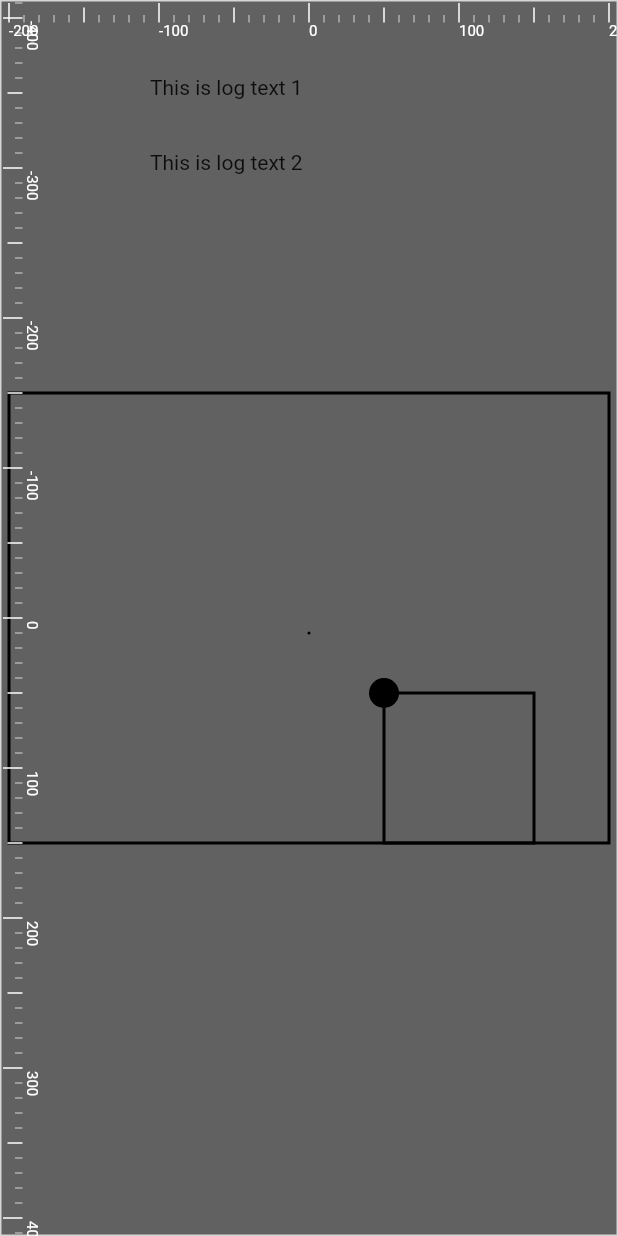
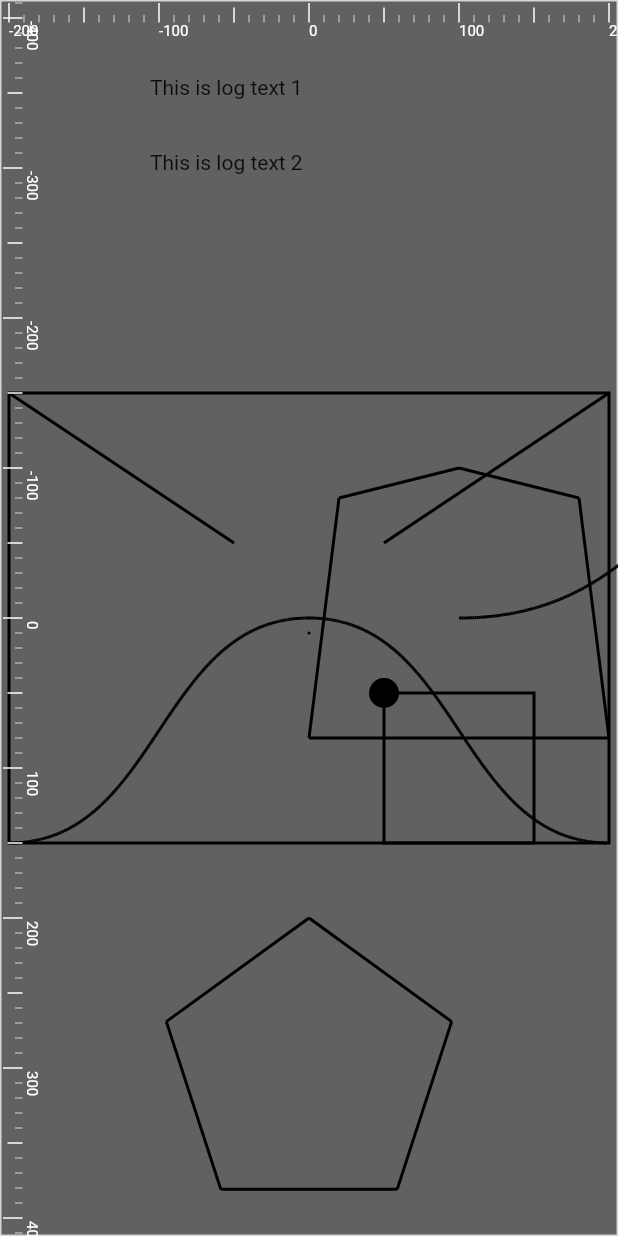
Before and after one commit to Norman-w/vectorgraph, a Flutter app: the screen it shows after launch, on a phone screen of 412 x 824 dp. Run offline on Flutter 3.47's test engine with Material 2 defaults, Android fonts, the phone set to English and light mode, and no system bars; our stand-ins replace flutter_riverpod.

Commit message:
各种图形的显示都没有问题了.下一步需要确认一下检测物件是否在可显示区域内,以及确认一下多边形,正多边形,正多边形物件 之间的构造函数之类的关系.

```diff
--- a/lib/model/geometry/planes/equilateral_polygon.dart
+++ b/lib/model/geometry/planes/equilateral_polygon.dart
@@ -12,7 +12,7 @@ class EquilateralPolygon extends Polygon {
   EquilateralPolygon(
       {
         Decimal? size,
-        this.count = 3,}) : super([]) {
+        this.count = 3,}){
     this.size = size ?? Decimal.fromInt(80);
     //region 函数定义
     start(Decimal x, Decimal y) {
--- a/lib/model/geometry/planes/polygon.dart
+++ b/lib/model/geometry/planes/polygon.dart
@@ -5,13 +5,23 @@ import '../points/point_ex.dart';
 import '../rect/RectEX.dart';
 
 class Polygon{
-  var _center = PointEX.zero;
+  // var _center = PointEX.zero;
   var _bounds = RectEX.zero;
+  factory Polygon.fromPoints(List<PointEX> points){
+    return Polygon()..points = points;
+  }
   ///构造函数,由点集合创建一个多边形
-  Polygon(this.points){
+  Polygon();
+  List<PointEX> _points = [];
+  List<PointEX> get points => _points;
+  set points(List<PointEX> value) {
+    //如果多边形的点数小于3,则不是一个多边形
+    if(value.length<3){
+      print('多边形的点数小于3,不是一个多边形, 点集合是:$value');
+    }
     Decimal top = Decimal.infinite,left = Decimal.infinite,right = Decimal.negativeInfinity,bottom = Decimal.negativeInfinity;
-    for(var i=0;i<points.length;i++){
-      var current = points[i];
+    for(var i=0;i<value.length;i++){
+      var current = value[i];
       if(current.y<top){
         top = current.y;
       }
@@ -26,34 +36,38 @@ class Polygon{
       }
     }
     _bounds = RectEX.fromLTRB(left, top, right, bottom);
+    _points = value;
+    print('多边形的bounds:$_bounds');
 
     //region 计算中心点
-    var total = Decimal.fromInt(points.length);
-    Decimal X = Decimal.zero, Y = Decimal.zero, Z = Decimal.zero;
-    //遍历
-    for (var p in points) {
-      Decimal lat, lon, x, y, z;
-      lat = p.y * decimalPi / Decimal.halfCircle;
-      lon = p.x * decimalPi / Decimal.halfCircle;
-      x = decimalCos(lat) * decimalCos(lon);
-      y = decimalCos(lat) * decimalSin(lon);
-      z = decimalSin(lat);
-      X += x;
-      Y += y;
-      Z += z;
-    }
-    X = X / total;
-    Y = Y / total;
-    Z = Z / total;
-    Decimal Lon = decimalAtan2(Y, X);
-    Decimal Hyp = decimalSqrt(X * X + Y * Y);
-    Decimal Lat = decimalAtan2(Z, Hyp);
-    // return PointEX(Lon * Decimal.halfCircle / decimalPi, Lat * Decimal.halfCircle / decimalPi);
-    _center = PointEX(Lon * Decimal.halfCircle / decimalPi, Lat * Decimal.halfCircle / decimalPi);
-
+    // try {
+    //   var total = Decimal.fromInt(points.length);
+    //   Decimal X = Decimal.zero, Y = Decimal.zero, Z = Decimal.zero;
+    //   //遍历
+    //   for (var p in points) {
+    //     Decimal lat, lon, x, y, z;
+    //     lat = p.y * decimalPi / Decimal.halfCircle;
+    //     lon = p.x * decimalPi / Decimal.halfCircle;
+    //     x = decimalCos(lat) * decimalCos(lon);
+    //     y = decimalCos(lat) * decimalSin(lon);
+    //     z = decimalSin(lat);
+    //     X += x;
+    //     Y += y;
+    //     Z += z;
+    //   }
+    //   X = X / total;
+    //   Y = Y / total;
+    //   Z = Z / total;
+    //   Decimal Lon = decimalAtan2(Y, X);
+    //   Decimal Hyp = decimalSqrt(X * X + Y * Y);
+    //   Decimal Lat = decimalAtan2(Z, Hyp);
+    //   // return PointEX(Lon * Decimal.halfCircle / decimalPi, Lat * Decimal.halfCircle / decimalPi);
+    //   _center = PointEX(Lon * Decimal.halfCircle / decimalPi, Lat * Decimal.halfCircle / decimalPi);
+    // } catch (e) {
+    //   print(e);
+    // }
     //endregion
   }
-  List<PointEX> points;
   ///判断当前多边形是否有一个顶点是所给定的入参
   bool containsEndPoint(PointEX point){
     for(var p in points){
@@ -196,9 +210,9 @@ class Polygon{
     return list;
   }
 
-  PointEX get center{
-    return _center;
-  }
+  // PointEX get center{
+  //   return _center;
+  // }
 
   RectEX get bounds {
     return _bounds;
--- a/lib/objects/polygon_object.dart
+++ b/lib/objects/polygon_object.dart
@@ -4,6 +4,7 @@ import 'package:vectorgraph/model/geometry/lines/line_segment.dart';
 import 'package:vectorgraph/model/geometry/points/point_ex.dart';
 import 'package:vectorgraph/model/geometry/rect/RectEX.dart';
 import 'package:vectorgraph/utils/num_utils.dart';
+import 'package:vectorgraph/viewer/points_painter.dart';
 import '../model/geometry/planes/polygon.dart';
 import '../viewer/line_painter.dart';
 import '../viewer/space.dart';
@@ -11,7 +12,9 @@ import 'space_object.dart';
 
 class PolygonObject extends Polygon with SpaceObject{
   final PointEX _position;
-  PolygonObject(this._position, super.points);
+  PolygonObject(this._position, List<PointEX> points){
+    super.points = points;
+  }
 
   // RectObject.fromCenter({required super.center, required super.width, required super.height}) : super.fromCenter();
   @override
@@ -26,7 +29,8 @@ class PolygonObject extends Polygon with SpaceObject{
             (element) =>
             element.isPointOnLine(
               //由于贝塞尔曲线使用的是0点+世界坐标偏移的方式,所以在检测时也要使用这种方式,(减去偏移)
-                point, deviation: deviation)
+                point - _position
+                , deviation: deviation)
     );
   }
   @override
--- a/lib/viewer/space.dart
+++ b/lib/viewer/space.dart
@@ -37,6 +37,8 @@ class Space {
               showingSpaceRectSize.width,
               showingSpaceRectSize.height)
       ));
+      //测试时候直接都加进来
+      // result.addAll(layer.objects);
     }
     return result;
   }
--- a/lib/viewer/space_layer.dart
+++ b/lib/viewer/space_layer.dart
@@ -41,7 +41,6 @@ class SpaceLayer{
     var b = RectEX.fromLTWH(bounds.left, bounds.top, bounds.width, bounds.height);
     // print(b);
     return objects.where((element) {
-      // print('bound is : ${element.bounds}');
       var eb = RectEX.fromLTWH(
           element.worldBounds.left,
           element.worldBounds.top,
--- a/lib/viewer/view_state.dart
+++ b/lib/viewer/view_state.dart
@@ -146,106 +146,106 @@ Space initSpace(){
 
   //endregion
 
-  // //region 第二层 线段
-  // layer2.addLine(LineObject(
-  //   PointEX(Decimal.fromInt(-200), Decimal.fromInt(-150)),
-  //   PointEX(Decimal.fromInt(-50), Decimal.fromInt(-50)),
-  // ));
-  // layer2.addLine(LineObject(
-  //   PointEX(Decimal.fromInt(200), Decimal.fromInt(-150)),
-  //   PointEX(Decimal.fromInt(50), Decimal.fromInt(-50)),
-  // ));
-  //
-  // //endregion
-  //
-  // //region 第三层 贝塞尔曲线
-  // try {
-  //   var start = PointEX(Decimal.fromInt(0), Decimal.fromInt(0));
-  //   var end = PointEX(Decimal.fromInt(200), Decimal.fromInt(150));
-  //   var bezier = BezierObject(start, end);
-  //   // print(bezier);
-  //   layer3.addBezier(bezier);
-  //
-  //   layer3.addBezier(BezierObject(
-  //     PointEX(Decimal.fromInt(0), Decimal.fromInt(0)),
-  //     PointEX(Decimal.fromInt(-200), Decimal.fromInt(150)),
-  //   ));
-  //
-  //   layer3.addBezier(BezierObject(
-  //     PointEX(Decimal.fromInt(100), Decimal.fromInt(0)),
-  //     PointEX(Decimal.fromInt(300), Decimal.fromInt(-150)),
-  //   ));
-  // } catch (e) {
-  //   print('添加贝塞尔曲线发生错误');
-  //   print(e);
-  // }
-  // //endregion
-  //
-  // //region 第四层 多边形
-  // PolygonObject polygonObject = PolygonObject(
-  //   PointEX.zero,
-  //   [
-  //     PointEX(Decimal.fromInt(-80), Decimal.fromInt(-80)),
-  //     PointEX(Decimal.fromInt(0), Decimal.fromInt(-100)),
-  //     PointEX(Decimal.fromInt(80), Decimal.fromInt(-80)),
-  //     PointEX(Decimal.fromInt(100), Decimal.fromInt(80)),
-  //     PointEX(Decimal.fromInt(-100), Decimal.fromInt(80)),
-  //   ]
-  // );
-  // layer4.addPolygon(polygonObject);
-  // //endregion
-  //
-  //
-  // //region 第五层 规则多边形
-  // EquilateralPolygonObject equilateralPolygonObject = EquilateralPolygonObject(
-  //   PointEX(Decimal.fromInt(-300), Decimal.fromInt(0)),
-  //   size: Decimal.fromInt(200),count:3
-  // );
-  // layer5.addEquilateralPolygon(equilateralPolygonObject);
-  //
-  // EquilateralPolygonObject circlePolygonObject = EquilateralPolygonObject(
-  //     PointEX(Decimal.fromInt(-300), Decimal.fromInt(0)),
-  //     size: Decimal.fromInt(200),count:15
-  // );
-  //
-  // layer5.addEquilateralPolygon(circlePolygonObject);
-  //
-  // EquilateralPolygonObject rectPolygonObject = EquilateralPolygonObject(
-  //     PointEX(Decimal.fromInt(300), Decimal.fromInt(0)),
-  //     size: Decimal.fromInt(200),count:4
-  // );
-  //
-  // layer5.addEquilateralPolygon(rectPolygonObject);
-  //
-  // EquilateralPolygonObject rect8PolygonObject = EquilateralPolygonObject(
-  //     PointEX(Decimal.fromInt(300), Decimal.fromInt(0)),
-  //     size: Decimal.fromInt(200),count:8
-  // );
-  //
-  // layer5.addEquilateralPolygon(rect8PolygonObject);
-  //
-  // EquilateralPolygonObject rect5PolygonObject = EquilateralPolygonObject(
-  //     PointEX(Decimal.fromInt(0), Decimal.fromInt(300)),
-  //     size: Decimal.fromInt(200),count:5
-  // );
-  //
-  // layer5.addEquilateralPolygon(rect5PolygonObject);
-  //
-  //
-  // //使用随机大小30-300, 随机边数3-10的多边形 在 x=-2000~+2000, y=-1000~+1000的范围内随机生成多边形并添加到layer5
-  // for(int i=0;i<1000;i++){
-  //   var size = Decimal.fromInt(Random().nextInt(270)+30);
-  //   var count = Random().nextInt(8)+3;
-  //   var x = Decimal.fromInt(Random().nextInt(40000)-20000);
-  //   var y = Decimal.fromInt(Random().nextInt(20000)-10000);
-  //   var point = PointEX(x,y);
-  //   EquilateralPolygonObject polygonObject = EquilateralPolygonObject(
-  //       point,
-  //       size: size,count:count
-  //   );
-  //   layer5.addEquilateralPolygon(polygonObject);
-  // }
-  // //endregion
+  //region 第二层 线段
+  layer2.addLine(LineObject(
+    PointEX(Decimal.fromInt(-200), Decimal.fromInt(-150)),
+    PointEX(Decimal.fromInt(-50), Decimal.fromInt(-50)),
+  ));
+  layer2.addLine(LineObject(
+    PointEX(Decimal.fromInt(200), Decimal.fromInt(-150)),
+    PointEX(Decimal.fromInt(50), Decimal.fromInt(-50)),
+  ));
+
+  //endregion
+
+  //region 第三层 贝塞尔曲线
+  try {
+    var start = PointEX(Decimal.fromInt(0), Decimal.fromInt(0));
+    var end = PointEX(Decimal.fromInt(200), Decimal.fromInt(150));
+    var bezier = BezierObject(start, end);
+    // print(bezier);
+    layer3.addBezier(bezier);
+
+    layer3.addBezier(BezierObject(
+      PointEX(Decimal.fromInt(0), Decimal.fromInt(0)),
+      PointEX(Decimal.fromInt(-200), Decimal.fromInt(150)),
+    ));
+
+    layer3.addBezier(BezierObject(
+      PointEX(Decimal.fromInt(100), Decimal.fromInt(0)),
+      PointEX(Decimal.fromInt(300), Decimal.fromInt(-150)),
+    ));
+  } catch (e) {
+    print('添加贝塞尔曲线发生错误');
+    print(e);
+  }
+  //endregion
+
+  //region 第四层 多边形
+  PolygonObject polygonObject = PolygonObject(
+    PointEX(Decimal.fromInt(100), Decimal.fromInt(0)),
+    [
+      PointEX(Decimal.fromInt(-80), Decimal.fromInt(-80)),
+      PointEX(Decimal.fromInt(0), Decimal.fromInt(-100)),
+      PointEX(Decimal.fromInt(80), Decimal.fromInt(-80)),
+      PointEX(Decimal.fromInt(100), Decimal.fromInt(80)),
+      PointEX(Decimal.fromInt(-100), Decimal.fromInt(80)),
+    ]
+  );
+  layer4.addPolygon(polygonObject);
+  //endregion
+
+
+  //region 第五层 规则多边形
+  EquilateralPolygonObject equilateralPolygonObject = EquilateralPolygonObject(
+    PointEX(Decimal.fromInt(-300), Decimal.fromInt(0)),
+    size: Decimal.fromInt(200),count:3
+  );
+  layer5.addEquilateralPolygon(equilateralPolygonObject);
+
+  EquilateralPolygonObject circlePolygonObject = EquilateralPolygonObject(
+      PointEX(Decimal.fromInt(-300), Decimal.fromInt(0)),
+      size: Decimal.fromInt(200),count:15
+  );
+
+  layer5.addEquilateralPolygon(circlePolygonObject);
+
+  EquilateralPolygonObject rectPolygonObject = EquilateralPolygonObject(
+      PointEX(Decimal.fromInt(300), Decimal.fromInt(0)),
+      size: Decimal.fromInt(200),count:4
+  );
+
+  layer5.addEquilateralPolygon(rectPolygonObject);
+
+  EquilateralPolygonObject rect8PolygonObject = EquilateralPolygonObject(
+      PointEX(Decimal.fromInt(300), Decimal.fromInt(0)),
+      size: Decimal.fromInt(200),count:8
+  );
+
+  layer5.addEquilateralPolygon(rect8PolygonObject);
+
+  EquilateralPolygonObject rect5PolygonObject = EquilateralPolygonObject(
+      PointEX(Decimal.fromInt(0), Decimal.fromInt(300)),
+      size: Decimal.fromInt(200),count:5
+  );
+
+  layer5.addEquilateralPolygon(rect5PolygonObject);
+
+
+  //使用随机大小30-300, 随机边数3-10的多边形 在 x=-2000~+2000, y=-1000~+1000的范围内随机生成多边形并添加到layer5
+  for(int i=0;i<1000;i++){
+    var size = Decimal.fromInt(Random().nextInt(270)+30);
+    var count = Random().nextInt(8)+3;
+    var x = Decimal.fromInt(Random().nextInt(40000)-20000);
+    var y = Decimal.fromInt(Random().nextInt(20000)-10000);
+    var point = PointEX(x,y);
+    EquilateralPolygonObject polygonObject = EquilateralPolygonObject(
+        point,
+        size: size,count:count
+    );
+    layer5.addEquilateralPolygon(polygonObject);
+  }
+  //endregion
 
   space.addPaper(paper);
 
```
Also changed, not shown: lib/utils/num_utils.dart (+34 -32 lines).
